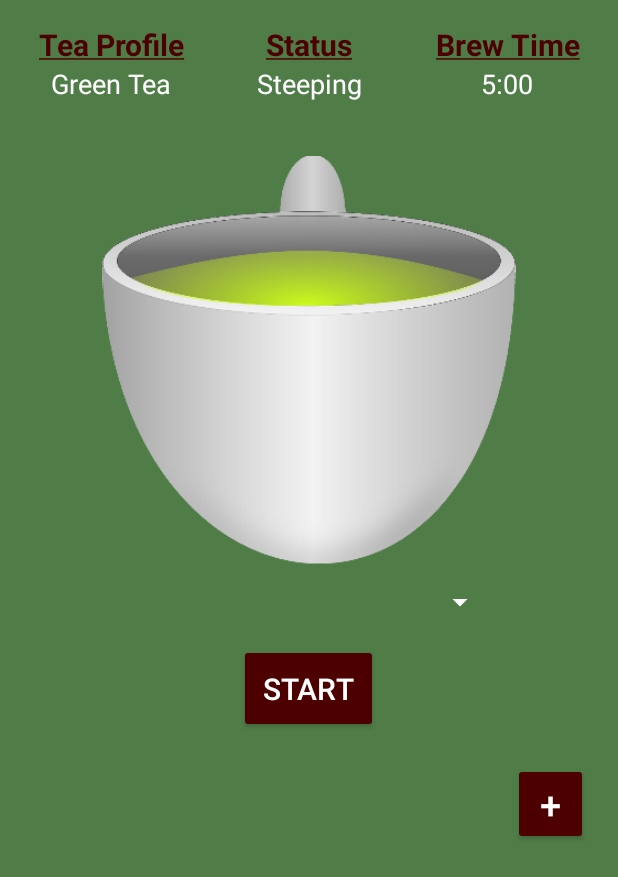
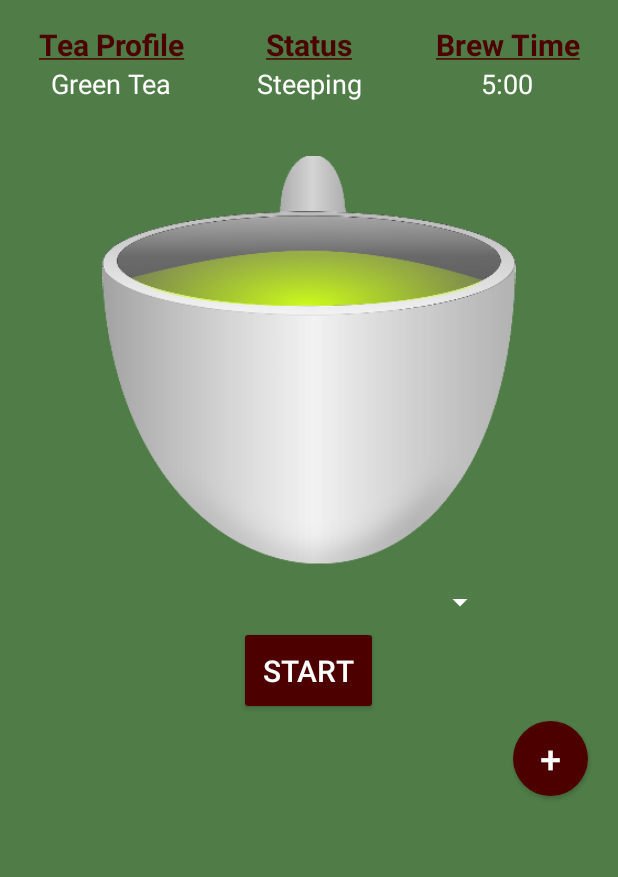
Before and after one commit to Addison-Dalton/teatime, an Android app: the screen it shows after launch (MainActivity), on a phone screen of 412 x 824 dp. Shown: the top 877 px of the screen. Run offline under Robolectric (Android 15) with nearby library versions, the phone set to English and light mode, and no system bars; 2 statements that could not run were skipped.

Commit message:
added round circle button

```diff
--- /dev/null
+++ b/app/src/main/res/drawable/round_button.xml
@@ -0,0 +1,13 @@
+<?xml version="1.0" encoding="utf-8"?>
+<selector xmlns:android="http://schemas.android.com/apk/res/android">
+    <item android:state_pressed="false">
+        <shape android:shape="oval">
+            <solid android:color="@color/colorPrimary"/>
+        </shape>
+    </item>
+    <item android:state_pressed="true">
+        <shape android:shape="oval">
+            <solid android:color="@color/colorAccent"/>
+        </shape>
+    </item>
+</selector>
--- a/app/src/main/res/layout/activity_main.xml
+++ b/app/src/main/res/layout/activity_main.xml
@@ -119,7 +119,7 @@
         android:layout_width="250dp"
         android:layout_height="wrap_content"
         android:layout_gravity="center"
-        android:layout_marginBottom="16dp"
+        android:layout_marginBottom="4dp"
         android:spinnerMode="dropdown"
         android:popupBackground="@color/colorPrimary">
 
@@ -136,10 +136,12 @@
     <Button
         android:id="@+id/button3"
         android:layout_width="50dp"
-        android:layout_height="wrap_content"
-        android:layout_marginTop="20dp"
+        android:layout_height="50dp"
+        android:layout_marginTop="4dp"
         android:layout_marginEnd="20dp"
         android:layout_gravity="end"
+        android:gravity="center_vertical|center_horizontal"
+        android:background="@drawable/round_button"
         android:textSize="25sp"
         android:text="@string/btn_add_tea_profile" />
 </LinearLayout>
```
